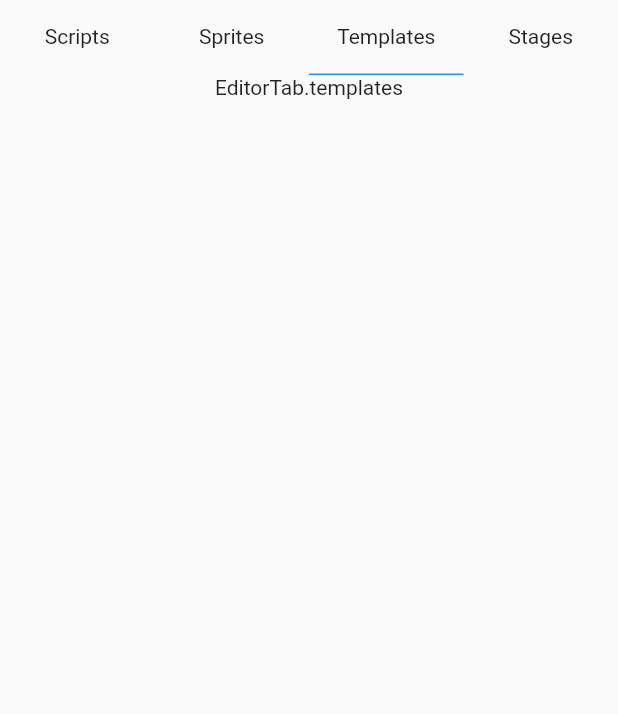
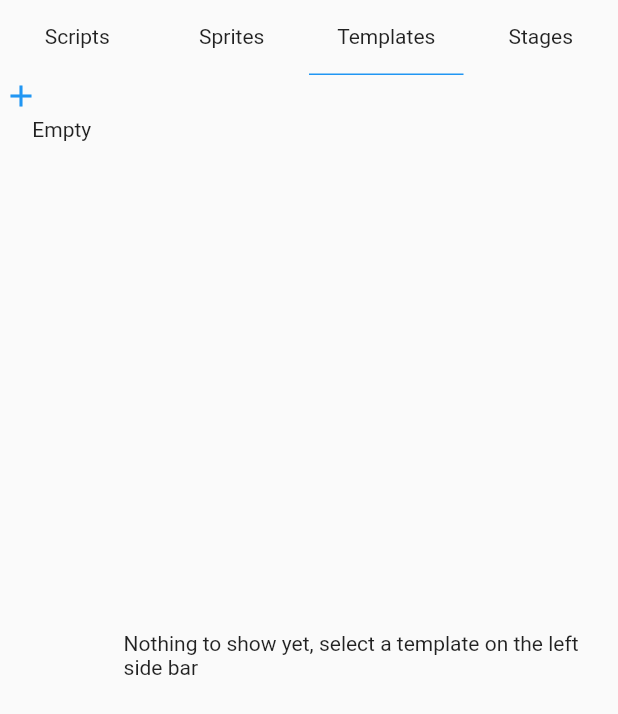
Before and after one commit to erickzanardo/ember8, a Flutter app: the screen it shows after launch, after a tap on "Sprites", after a tap on "Templates", on a phone screen of 412 x 824 dp. Shown: the top 714 px of the screen. Run offline on Flutter 3.47's test engine with Material 2 defaults, Android fonts, the light colour scheme and no system bars; our stand-ins replace equatable, flutter_bloc, flutter_highlight; missing offline and left inert: code_text_field, flame, hetu_script, highlight.

Commit message:
Adding templates workspace and tests

```diff
--- a/editor/lib/src/editor/editor.dart
+++ b/editor/lib/src/editor/editor.dart
@@ -25,6 +25,9 @@ class Editor extends StatelessWidget {
                   BlocProvider<SpritesWorkspaceBloc>(
                       create: (_) => SpritesWorkspaceBloc(),
                   ),
+                  BlocProvider<TemplatesWorkspaceBloc>(
+                      create: (_) => TemplatesWorkspaceBloc(),
+                  ),
                   BlocProvider<ProjectBloc>(
                       create: (_) => ProjectBloc(),
                   ),
--- a/editor/lib/src/editor/widgets/editor_scaffold.dart
+++ b/editor/lib/src/editor/widgets/editor_scaffold.dart
@@ -1,5 +1,6 @@
 import 'package:editor/src/editor/widgets/scripts/scripts_workspace.dart';
 import 'package:editor/src/editor/widgets/sprites/sprites_workspace.dart';
+import 'package:editor/src/editor/widgets/templates/templates_workspace.dart';
 import 'package:flutter/material.dart' hide Tab;
 import 'package:flutter_bloc/flutter_bloc.dart';
 
@@ -65,7 +66,7 @@ class EditorScaffold extends StatelessWidget {
               if (state.currentTab == EditorTab.sprites)
                 const Expanded(child: SpritesWorkspace()),
               if (state.currentTab == EditorTab.templates)
-                Expanded(child: Text(state.currentTab.toString())),
+                const Expanded(child: TemplatesWorkspace()),
               if (state.currentTab == EditorTab.stages)
                 Expanded(child: Text(state.currentTab.toString())),
             ],
--- /dev/null
+++ b/editor/lib/src/editor/widgets/templates/templates_workspace.dart
@@ -0,0 +1,46 @@
+import 'package:editor/src/project/bloc/project_bloc.dart';
+import 'package:editor/src/project/bloc/project_events.dart';
+import 'package:editor/src/project/bloc/project_state.dart';
+import 'package:editor/src/workspaces/bloc/workspace_bloc.dart';
+import 'package:editor/src/workspaces/widgets/workspace.dart';
+import 'package:flutter/material.dart' hide IconButton;
+import 'package:flutter_bloc/flutter_bloc.dart';
+
+import 'new_template_form.dart';
+
+class TemplatesWorkspace extends StatelessWidget {
+  static const newTemplateKey = Key('new_template_key');
+
+  const TemplatesWorkspace({Key? key}) : super(key: key);
+
+  @override
+  Widget build(BuildContext context) {
+    return BlocBuilder<ProjectBloc, ProjectState>(
+      builder: (context, state) {
+        return Workspace<TemplatesWorkspaceBloc, ProjectTemplate>(
+          addButtonKey: newTemplateKey,
+          addButtonTooltip: 'New template',
+          onAddButtonClick: () async {
+            final template = await showDialog<NewTemplateFormEntry>(
+              context: context,
+              builder: (context) {
+                return const NewTemplateForm();
+              },
+            );
+
+            if (template != null) {
+              context.read<ProjectBloc>().add(NewTemplateEvent(template.name));
+            }
+          },
+          buildSideBarItem: (template) {
+            return Text(template.name);
+          },
+          mapItemValue: (template) => template.name,
+          items: state.templates,
+          emptyMessage: 'Nothing to show yet, select a template on the left side bar',
+          buildCurrent: (current) => Container(),
+        );
+      },
+    );
+  }
+}
--- a/editor/lib/src/workspaces/bloc/workspace_bloc.dart
+++ b/editor/lib/src/workspaces/bloc/workspace_bloc.dart
@@ -57,3 +57,9 @@ class SpritesWorkspaceBloc extends WorkspaceBloc {
     WorkspaceState initialState = const WorkspaceState(),
   }) : super(initialState: initialState);
 }
+
+class TemplatesWorkspaceBloc extends WorkspaceBloc {
+  TemplatesWorkspaceBloc({
+    WorkspaceState initialState = const WorkspaceState(),
+  }) : super(initialState: initialState);
+}
```
Also changed, not shown: editor/lib/src/editor/widgets/templates/new_template_form.dart (added, +85 -0 lines), 2 other files.
